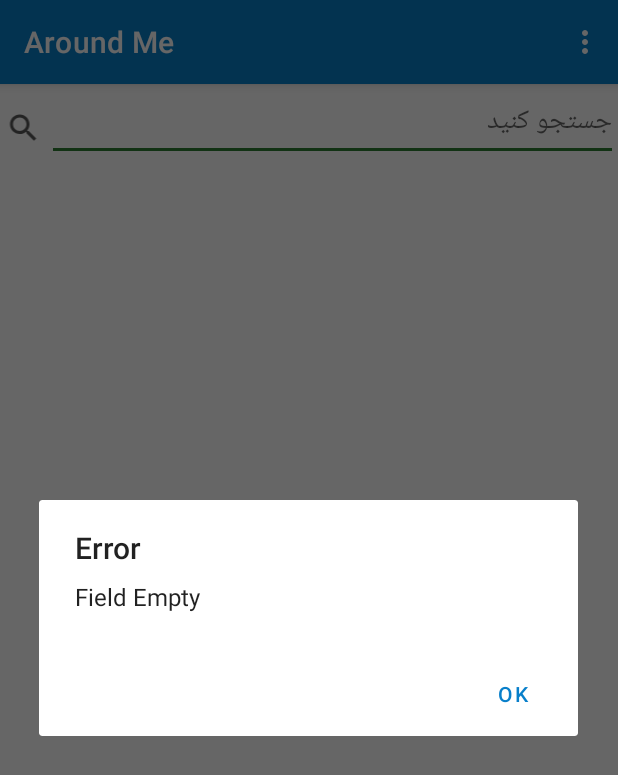
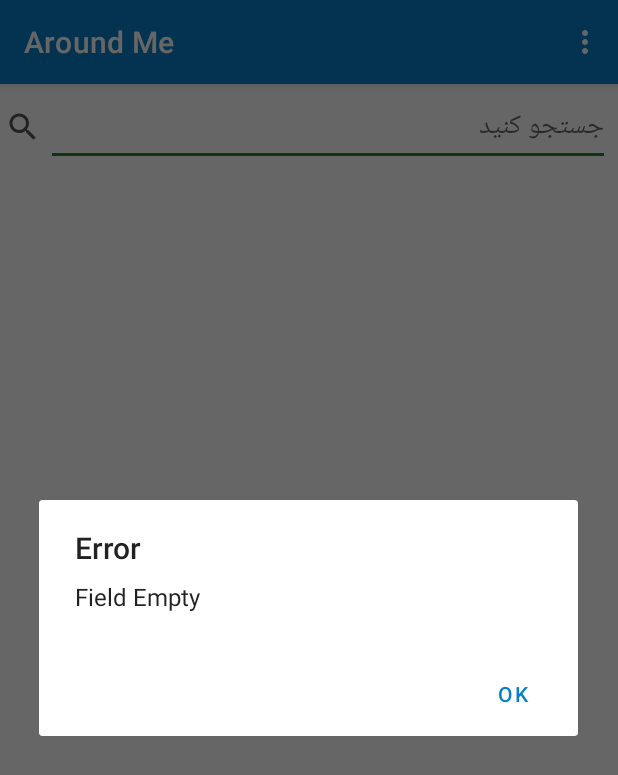
Before and after one commit to fakemariastyles/Around-Me-For_Cafe-Bazzare, an Android app: the screen it shows after launch (MainActivity), after a tap on an icon or button, on a phone screen of 412 x 824 dp. Shown: the top 775 px of the screen. Run offline under Robolectric (Android 15) with nearby library versions, the phone set to English and light mode, and no system bars; our stand-ins replace Room's generated code; network calls fail.

Commit message:
added some ui

```diff
--- a/app/src/main/res/layout/fragment_list.xml
+++ b/app/src/main/res/layout/fragment_list.xml
@@ -5,7 +5,7 @@
              android:layout_height="match_parent"
              tools:context=".app.ui.categories.CategoryFragment">
     <LinearLayout android:layout_width="match_parent" android:layout_height="match_parent" android:orientation="vertical">
-<LinearLayout android:layout_width="match_parent" android:layout_height="0dp" android:orientation="horizontal" android:layout_weight="1">
+<LinearLayout android:layout_width="match_parent" android:layout_height="0dp" android:orientation="horizontal" android:singleLine="true" android:layout_weight="1">
     <ImageView
             android:id="@+id/search_button"
             android:layout_width="0dp"
@@ -14,9 +14,13 @@
             android:layout_alignParentRight="true"
             android:src="@drawable/ic_search_black"
             android:layout_gravity="center_vertical"/>
-    <EditText android:layout_width="0dp" android:layout_weight="12" android:layout_height="wrap_content" android:id="@+id/searchEditText" android:hint="@string/search_here"/>
+    <EditText android:layout_width="0dp" android:layout_weight="12" android:layout_height="wrap_content" android:id="@+id/searchEditText" android:hint="@string/search_here" android:layout_marginRight="5dp"
+    android:layout_gravity="center_vertical"/>
 </LinearLayout>
     <androidx.recyclerview.widget.RecyclerView
+            android:layout_marginRight="5dp"
+            android:layout_marginLeft="5dp"
+            android:layout_marginBottom="2dp"
             android:layout_marginTop="5dp"
             android:id="@+id/recyclerView"
             android:layout_width="match_parent"
```
